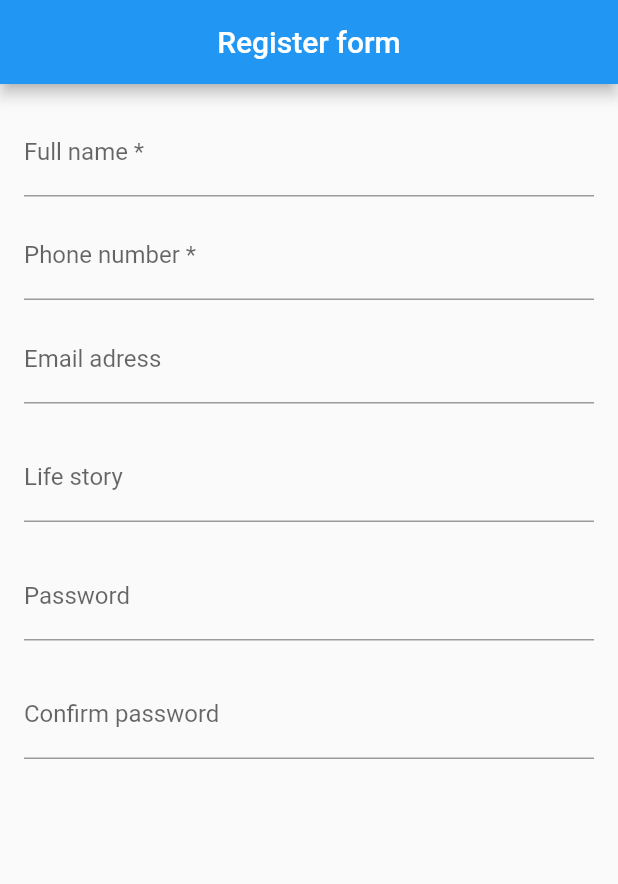
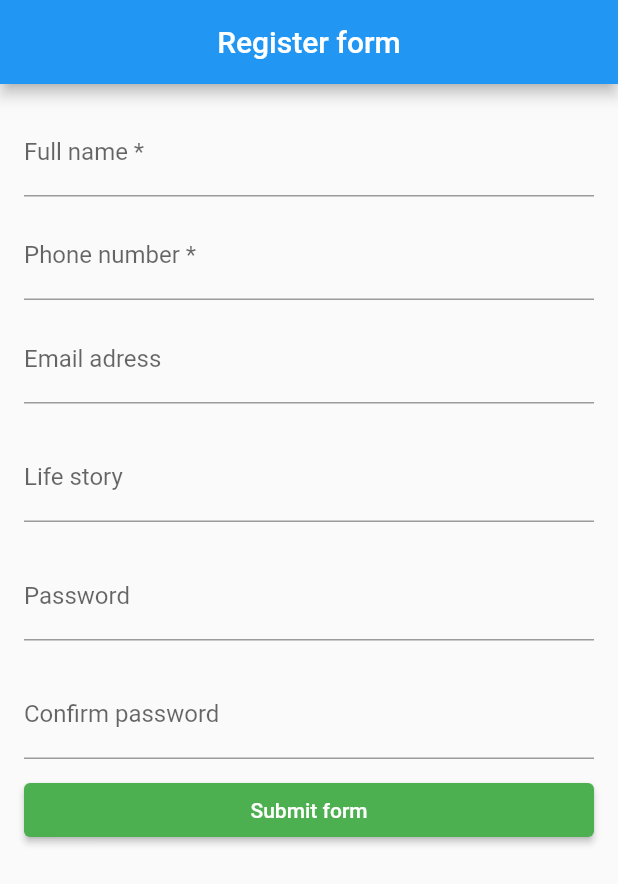
Before and after one commit to GarifullinII/flutter_form, a Flutter app: the screen it shows after launch, on a phone screen of 412 x 824 dp. Shown: the top 884 px of the screen. Run offline on Flutter 3.47's test engine with Material 2 defaults, Android fonts, the phone set to English and light mode, and no system bars.

Commit message:
added ElevatedButton

```diff
--- a/lib/pages/register_form_page.dart
+++ b/lib/pages/register_form_page.dart
@@ -57,6 +57,19 @@ class _RegisterFormPageState extends State<RegisterFormPage> {
           TextFormField(
             decoration: InputDecoration(labelText: 'Confirm password'),
           ),
+          SizedBox(
+            // создаем отступ между полями
+            height: 10.0,
+          ),
+          ElevatedButton(
+            onPressed: () {},
+            child: Text('Submit form'),
+            style: ButtonStyle(
+              backgroundColor: MaterialStateProperty.all<Color>(
+                Colors.green,
+              ),
+            ),
+          )
         ],
       )),
     );
```
